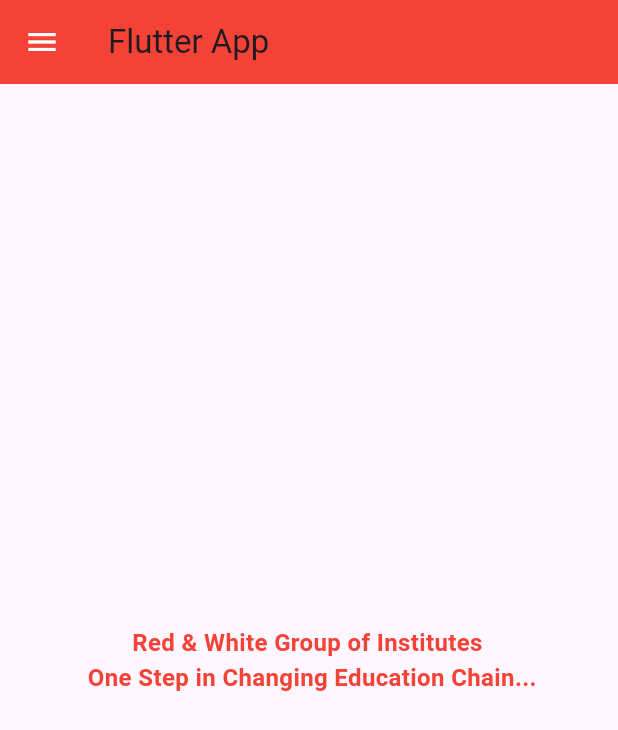
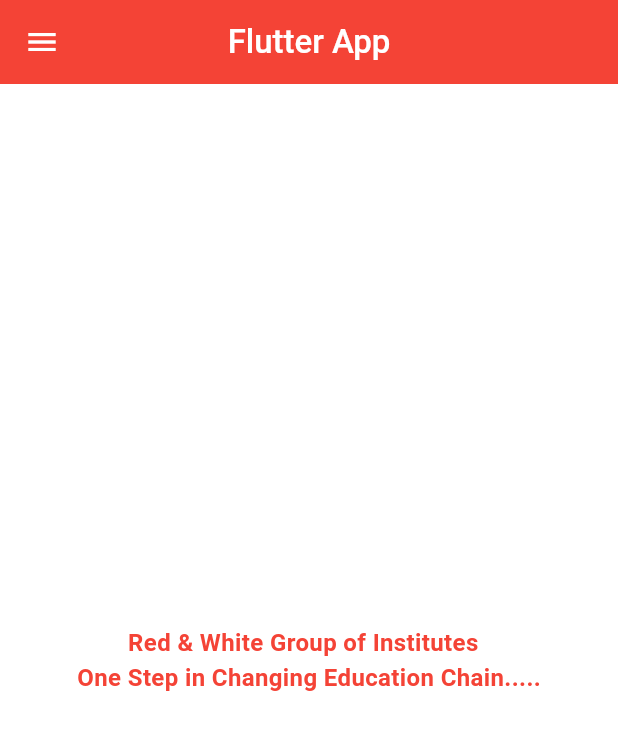
Before and after one commit to Krupaparmar30/anatomy_day_flutter2, a Flutter app: the screen it shows after launch, on a phone screen of 412 x 824 dp. Shown: the top 730 px of the screen. Run offline on Flutter 3.47's test engine with Material 3 defaults, Android fonts, the phone set to English and light mode, and no system bars.

Commit message:
main.dart

```diff
--- a/lib/main.dart
+++ b/lib/main.dart
@@ -1,67 +1,22 @@
 import 'package:flutter/material.dart';
 
-void main() {
-  runApp(const MyApp());
+void main()
+{
+  runApp(
+    MaterialApp(
+      debugShowCheckedModeBanner: false,
+      home: Scaffold(
+        backgroundColor: Colors.white,
+        appBar: AppBar(
+          centerTitle: true,
+          backgroundColor: Colors.red,
+          leading: Icon(Icons.menu,color: Colors.white,),
+          title: const Text('Flutter App',style: TextStyle(fontWeight: FontWeight.w500,color: Colors.white),),
+        ),
+        body: const Center(
+          child: Text('        Red & White Group of Institutes\nOne Step in Changing Education Chain.....',style: TextStyle(fontWeight: FontWeight.w700,color: Colors.red,fontSize: 16),),
+        ),
+      ),
+    ),
+  );
 }
-
-class MyApp extends StatelessWidget {
-  const MyApp({super.key});
-
-  // This widget is the root of your application.
-  @override
-  Widget build(BuildContext context) {
-    return MaterialApp(
-      debugShowCheckedModeBanner: false,
-      title: 'Flutter New App' ,
-
-      theme: ThemeData(
-
-      ),
-      home: const MyHomePage(title: 'Flutter App'),
-
-
-
-
-
-    );
-  }
-}
-
-class MyHomePage extends StatefulWidget {
-  const MyHomePage({super.key, required this.title});
-
-
-  final String title;
-
-  @override
-  State<MyHomePage> createState() => _MyHomePageState();
-}
-
-class _MyHomePageState extends State<MyHomePage> {
-  int _counter = 0;
-
-
-
-  @override
-  Widget build(BuildContext context) {
-
-    return Scaffold(
-      appBar: AppBar(
-
-
-
-        leading:Icon(Icons.menu,color: Colors.white,),
-
-        backgroundColor:Colors.red,
-
-        title: Text(widget.title),
-      ),
-      body:const Center(
-
-
-        child: Text('        Red & White Group of Institutes \n One Step in Changing Education Chain...',style: TextStyle(fontSize: 16,color: Colors.red,fontWeight: FontWeight.bold),),
-      ),
-
-    );
-  }
-}
```
